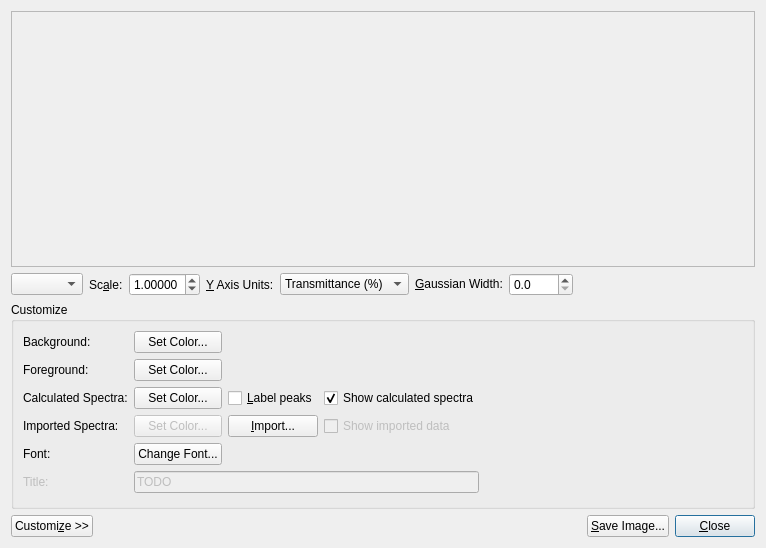
This is libavogadro/src/extensions/spectradialog.ui in cryos/avogadro as Qt 5 draws it before an edit. The edited form follows.
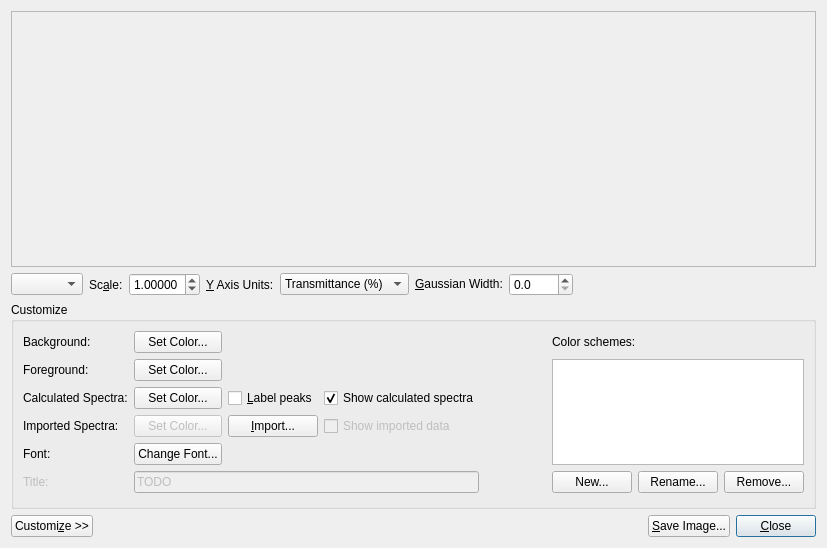
This is the edited form. Custom widgets are drawn as their Qt base class.

Commit message: Spectra now use persistent, customizable color schemes.

The edit to the form file:
```diff
--- a/libavogadro/src/extensions/spectradialog.ui
+++ b/libavogadro/src/extensions/spectradialog.ui
@@ -6,7 +6,7 @@
    <rect>
     <x>0</x>
     <y>0</y>
-    <width>766</width>
+    <width>827</width>
     <height>548</height>
    </rect>
   </property>
@@ -284,6 +284,68 @@
         </property>
        </spacer>
       </item>
+      <item row="2" column="5" rowspan="4" colspan="3">
+       <widget class="QListWidget" name="list_schemes">
+        <property name="alternatingRowColors">
+         <bool>true</bool>
+        </property>
+        <property name="resizeMode">
+         <enum>QListView::Adjust</enum>
+        </property>
+       </widget>
+      </item>
+      <item row="1" column="5" colspan="3">
+       <widget class="QLabel" name="label_10">
+        <property name="text">
+         <string>Color schemes:</string>
+        </property>
+       </widget>
+      </item>
+      <item row="6" column="5">
+       <widget class="QPushButton" name="push_newScheme">
+        <property name="enabled">
+         <bool>true</bool>
+        </property>
+        <property name="sizePolicy">
+         <sizepolicy hsizetype="Fixed" vsizetype="Fixed">
+          <horstretch>0</horstretch>
+          <verstretch>0</verstretch>
+         </sizepolicy>
+        </property>
+        <property name="text">
+         <string>New...</string>
+        </property>
+       </widget>
+      </item>
+      <item row="6" column="7">
+       <widget class="QPushButton" name="push_removeScheme">
+        <property name="enabled">
+         <bool>true</bool>
+        </property>
+        <property name="sizePolicy">
+         <sizepolicy hsizetype="Fixed" vsizetype="Fixed">
+          <horstretch>0</horstretch>
+          <verstretch>0</verstretch>
+         </sizepolicy>
+        </property>
+        <property name="text">
+         <string>Remove...</string>
+        </property>
+       </widget>
+      </item>
+      <item row="6" column="6">
+       <widget class="QPushButton" name="push_renameScheme">
+        <property name="sizePolicy">
+         <sizepolicy hsizetype="Fixed" vsizetype="Fixed">
+          <horstretch>0</horstretch>
+          <verstretch>0</verstretch>
+         </sizepolicy>
+        </property>
+        <property name="text">
+         <string>Rename...</string>
+        </property>
+       </widget>
+      </item>
      </layout>
     </widget>
    </item>
```
The commit also changes 2 other files.
